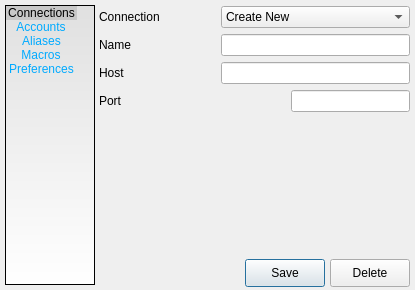
Old version of the form src/devclient/gui_src/gui_option.ui in the repository develer-staff/devclient.
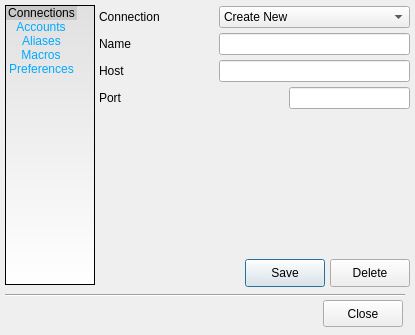
New version of the form. Icons and pictures are not drawn.

Patch:
```diff
--- a/src/devclient/gui_src/gui_option.ui
+++ b/src/devclient/gui_src/gui_option.ui
@@ -9,7 +9,7 @@
     <x>0</x>
     <y>0</y>
     <width>415</width>
-    <height>290</height>
+    <height>335</height>
    </rect>
   </property>
   <property name="sizePolicy" >
@@ -21,13 +21,13 @@
   <property name="minimumSize" >
    <size>
     <width>415</width>
-    <height>290</height>
+    <height>335</height>
    </size>
   </property>
   <property name="maximumSize" >
    <size>
     <width>415</width>
-    <height>290</height>
+    <height>335</height>
    </size>
   </property>
   <property name="windowTitle" >
@@ -142,6 +142,9 @@
       </rect>
      </property>
      <layout class="QVBoxLayout" >
+      <property name="spacing" >
+       <number>5</number>
+      </property>
       <item>
        <layout class="QGridLayout" >
         <item row="0" column="0" colspan="2" >
@@ -304,6 +307,9 @@
         <property name="spacing" >
          <number>5</number>
         </property>
+        <property name="rightMargin" >
+         <number>0</number>
+        </property>
         <item>
          <spacer>
           <property name="orientation" >
@@ -1474,6 +1480,38 @@
     </widget>
    </widget>
   </widget>
+  <widget class="Line" name="line_option" >
+   <property name="geometry" >
+    <rect>
+     <x>5</x>
+     <y>290</y>
+     <width>400</width>
+     <height>10</height>
+    </rect>
+   </property>
+   <property name="orientation" >
+    <enum>Qt::Horizontal</enum>
+   </property>
+  </widget>
+  <widget class="QPushButton" name="close_option" >
+   <property name="geometry" >
+    <rect>
+     <x>323</x>
+     <y>300</y>
+     <width>80</width>
+     <height>27</height>
+    </rect>
+   </property>
+   <property name="minimumSize" >
+    <size>
+     <width>80</width>
+     <height>27</height>
+    </size>
+   </property>
+   <property name="text" >
+    <string>Close</string>
+   </property>
+  </widget>
  </widget>
  <tabstops>
   <tabstop>list_option</tabstop>
```
Left out of the diff: 21 changed lines with no effect on the pictures.
